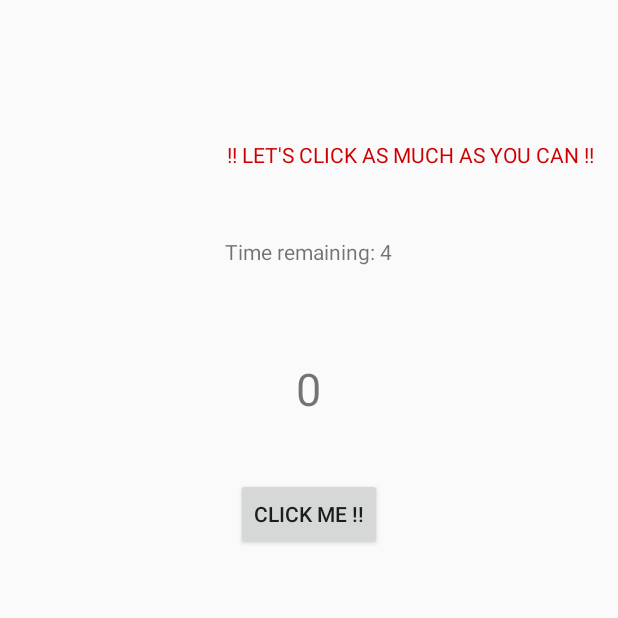
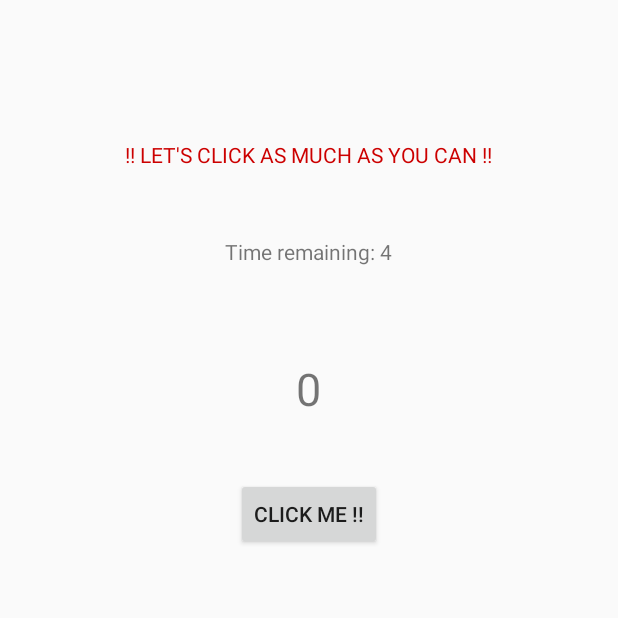
Before and after one commit to mondwan/android-iems5722-partytime, an Android app: the screen it shows after launch (CrazyClickActivity), after a tap on "CRAZY CLICK", on a phone screen of 412 x 824 dp, the top half of it. Run offline under Robolectric (Android 15) with nearby library versions, the phone set to English and light mode, and no system bars.

Commit message:
GUI of crazy click changed

```diff
--- a/app/src/main/res/layout/activity_crazy_click.xml
+++ b/app/src/main/res/layout/activity_crazy_click.xml
@@ -71,8 +71,7 @@
         android:layout_height="wrap_content"
         android:text="!! LET&apos;S CLICK AS MUCH AS YOU CAN !!"
         android:id="@+id/textView2"
+        android:textColor="@android:color/holo_red_dark"
         android:layout_below="@+id/p4ScoreView"
-        android:layout_alignParentRight="true"
-        android:layout_alignParentEnd="true"
-        android:textColor="@android:color/holo_red_dark" />
+        android:layout_centerHorizontal="true" />
 </RelativeLayout>
```
